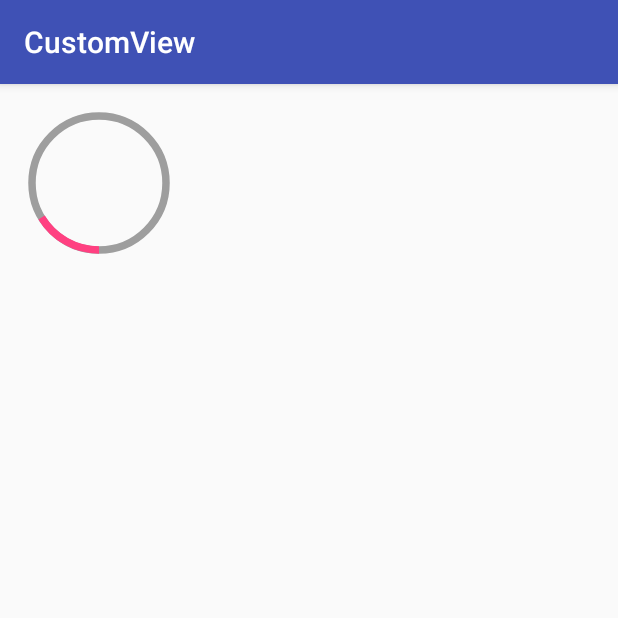
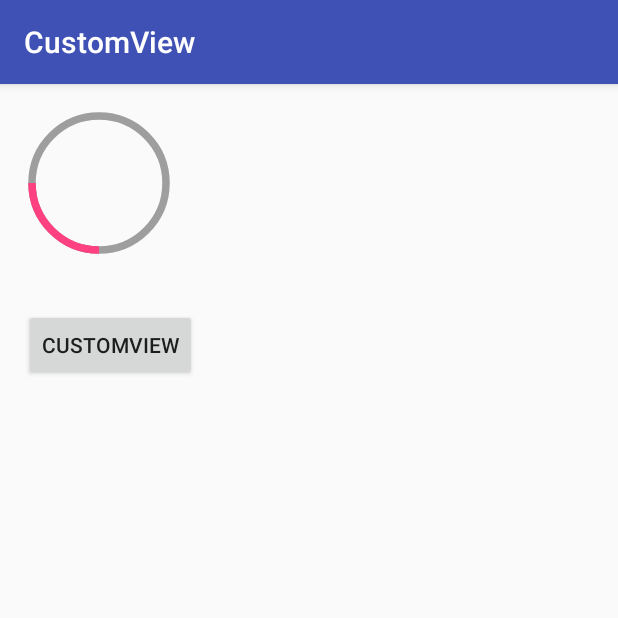
Before and after one commit to KolinLoures/CustomView, an Android app: the screen it shows after launch (MainActivity), on a phone screen of 412 x 824 dp, the top half of it. Run offline under Robolectric (Android 15) with nearby library versions, the phone set to English and light mode, and no system bars.

```diff
--- a/app/src/main/java/com/example/kolin/customview/CircleProgressView.java
+++ b/app/src/main/java/com/example/kolin/customview/CircleProgressView.java
@@ -1,5 +1,6 @@
 package com.example.kolin.customview;
 
+import android.animation.ValueAnimator;
 import android.content.Context;
 import android.content.res.TypedArray;
 import android.graphics.Canvas;
@@ -8,6 +9,8 @@ import android.graphics.RectF;
 import android.support.v4.content.ContextCompat;
 import android.util.AttributeSet;
 import android.view.View;
+import android.view.animation.DecelerateInterpolator;
+import android.webkit.ValueCallback;
 
 /**
  * Created by kolin on 04.01.2017.
@@ -29,6 +32,8 @@ public class CircleProgressView extends View {
 
     private Paint paint;
 
+    private ValueAnimator currentAmountAnimator;
+
 
     public CircleProgressView(Context context) {
         super(context);
@@ -41,7 +46,7 @@ public class CircleProgressView extends View {
 
     private void init(Context context, AttributeSet attrs) {
 
-        if (attrs != null){
+        if (attrs != null) {
             final TypedArray typedArray =
                     context.obtainStyledAttributes(attrs, R.styleable.CircleProgressView, 0, 0);
 
@@ -127,7 +132,34 @@ public class CircleProgressView extends View {
     }
 
     public void setCurrentAmount(float currentAmount) {
-        this.currentAmount = currentAmount;
-        invalidate();
+        setAnimator(currentAmount, true);
     }
+
+    private void setAnimator(final float currentAmount, boolean animate) {
+        if (animate) {
+            currentAmountAnimator = ValueAnimator.ofFloat(0, 1);
+            currentAmountAnimator.setDuration(700);
+
+            setAnimator(0, false);
+
+            currentAmountAnimator.setInterpolator(new DecelerateInterpolator());
+
+            currentAmountAnimator.addUpdateListener(new ValueAnimator.AnimatorUpdateListener() {
+                @Override
+                public void onAnimationUpdate(ValueAnimator animation) {
+                    float inter = (float) animation.getAnimatedValue();
+                    setAnimator(inter * currentAmount, false);
+                }
+            });
+
+            if (!currentAmountAnimator.isStarted()) {
+                currentAmountAnimator.start();
+            }
+        } else {
+            this.currentAmount = currentAmount;
+            postInvalidate();
+        }
+    }
+
+
 }
--- a/app/src/main/java/com/example/kolin/customview/MainActivity.java
+++ b/app/src/main/java/com/example/kolin/customview/MainActivity.java
@@ -2,6 +2,9 @@ package com.example.kolin.customview;
 
 import android.support.v7.app.AppCompatActivity;
 import android.os.Bundle;
+import android.support.v7.view.menu.ActionMenuItemView;
+import android.view.View;
+import android.widget.Button;
 
 public class MainActivity extends AppCompatActivity {
 
@@ -9,5 +12,15 @@ public class MainActivity extends AppCompatActivity {
     protected void onCreate(Bundle savedInstanceState) {
         super.onCreate(savedInstanceState);
         setContentView(R.layout.activity_main);
+
+        Button button = (Button) findViewById(R.id.button);
+        final CircleProgressView circleProgressView = (CircleProgressView) findViewById(R.id.circleProgressView);
+
+        button.setOnClickListener(new View.OnClickListener() {
+            @Override
+            public void onClick(View v) {
+                circleProgressView.setCurrentAmount(25);
+            }
+        });
     }
 }
--- a/app/src/main/res/layout/activity_main.xml
+++ b/app/src/main/res/layout/activity_main.xml
@@ -18,11 +18,19 @@
         android:paddingEnd="5dp"
         app:colorDefault="@color/colorGrey"
         app:colorProgress="@color/colorAccent"
-        app:targetAmount="375"
-        app:currentAmount="62"
+        app:targetAmount="100"
+        app:currentAmount="25"
         app:lineWidth="5dp"
         android:id="@+id/circleProgressView"
         android:layout_alignParentTop="true"
         android:layout_alignParentStart="true" />
 
+    <Button
+        android:layout_width="wrap_content"
+        android:layout_height="wrap_content"
+        android:layout_below="@+id/circleProgressView"
+        android:layout_marginTop="34dp"
+        android:text="@string/app_name"
+        android:id="@+id/button" />
+
 </RelativeLayout>
```
